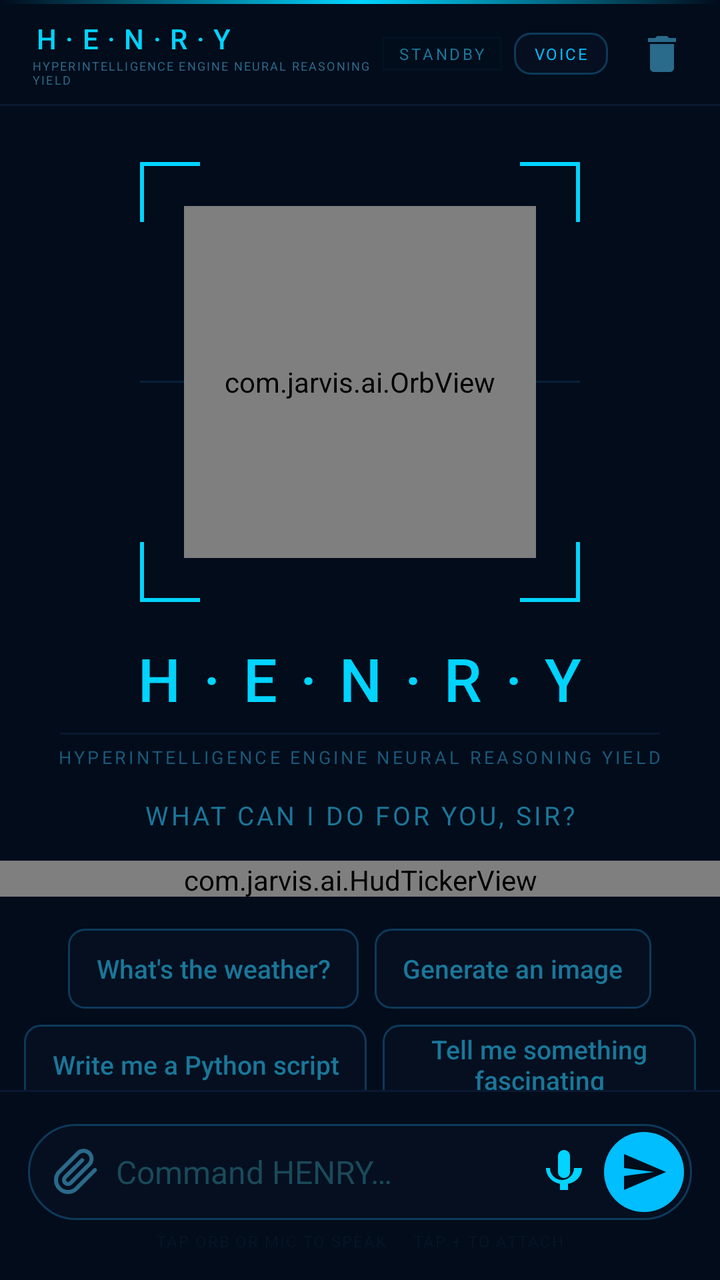
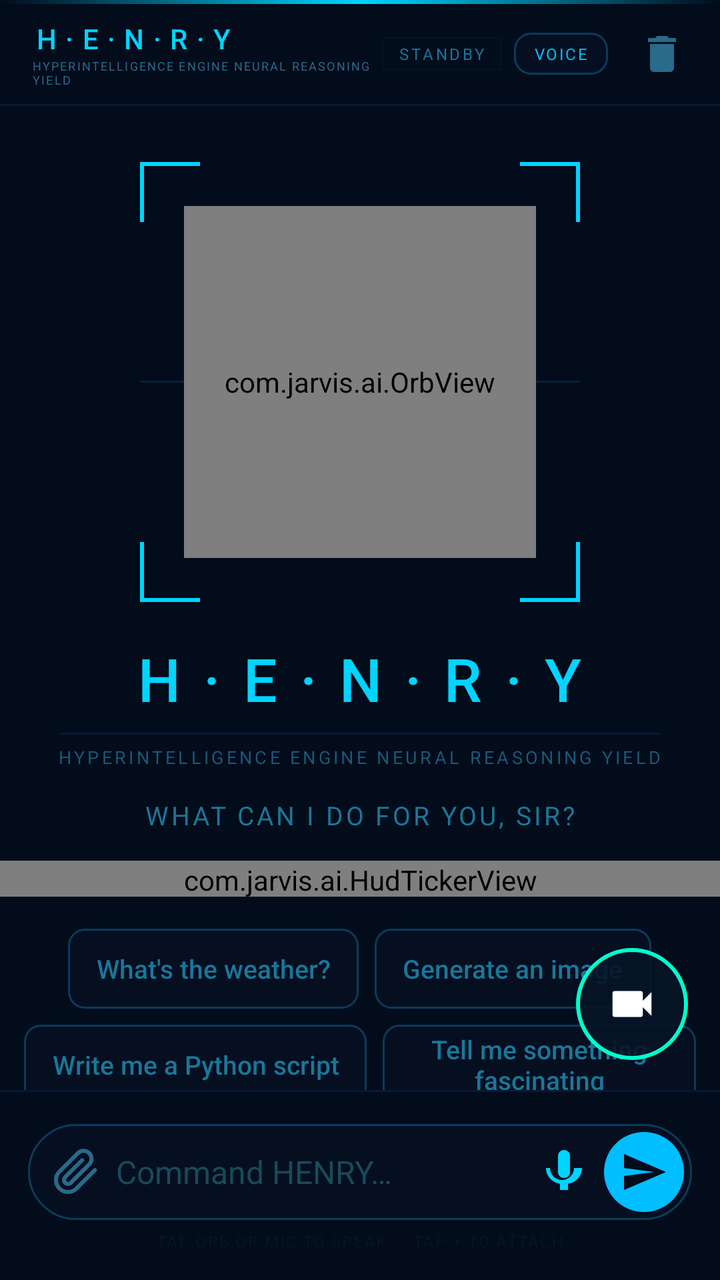

Screens rendered from an Android XML layout before and after an edit, with the pre-edit source and the edit as a unified diff.
<!-- AndroidManifest.xml: application theme Theme.Jarvis -->
<!-- res/layout/activity_main.xml -->
<?xml version="1.0" encoding="utf-8"?>
<androidx.constraintlayout.widget.ConstraintLayout
    xmlns:android="http://schemas.android.com/apk/res/android"
    xmlns:app="http://schemas.android.com/apk/res-auto"
    android:layout_width="match_parent"
    android:layout_height="match_parent"
    android:background="#020C1B">

    
    <View
        android:id="@+id/top_line"
        android:layout_width="match_parent"
        android:layout_height="2dp"
        android:background="@drawable/bg_gradient_line"
        app:layout_constraintTop_toTopOf="parent"
        app:layout_constraintStart_toStartOf="parent"/>

    
    <LinearLayout
        android:id="@+id/topbar"
        android:layout_width="match_parent"
        android:layout_height="50dp"
        android:orientation="horizontal"
        android:gravity="center_vertical"
        android:paddingStart="16dp"
        android:paddingEnd="12dp"
        android:background="#020C1B"
        app:layout_constraintTop_toBottomOf="@id/top_line"
        app:layout_constraintStart_toStartOf="parent">

        
        <LinearLayout
            android:layout_width="0dp"
            android:layout_height="wrap_content"
            android:layout_weight="1"
            android:orientation="vertical">

            <TextView
                android:id="@+id/tv_title"
                android:layout_width="wrap_content"
                android:layout_height="wrap_content"
                android:text="H·E·N·R·Y"
                android:textColor="#00D4FF"
                android:textSize="14sp"
                android:letterSpacing="0.32"
                android:fontFamily="sans-serif-medium"/>

            <TextView
                android:layout_width="wrap_content"
                android:layout_height="wrap_content"
                android:text="HYPERINTELLIGENCE ENGINE NEURAL REASONING YIELD"
                android:textColor="#2E6A8A"
                android:textSize="6sp"
                android:letterSpacing="0.12"/>

        </LinearLayout>

        
        <TextView
            android:id="@+id/tv_status"
            android:layout_width="wrap_content"
            android:layout_height="wrap_content"
            android:text="STANDBY"
            android:textColor="#1A7799"
            android:textSize="8sp"
            android:letterSpacing="0.16"
            android:paddingHorizontal="8dp"
            android:paddingVertical="3dp"
            android:layout_marginEnd="6dp"
            android:background="@drawable/bg_status_badge"/>

        
        <TextView
            android:id="@+id/btn_voice"
            android:layout_width="wrap_content"
            android:layout_height="wrap_content"
            android:text="VOICE"
            android:textColor="#00BEFF"
            android:textSize="8sp"
            android:letterSpacing="0.1"
            android:paddingHorizontal="10dp"
            android:paddingVertical="5dp"
            android:layout_marginEnd="6dp"
            android:background="@drawable/bg_chip"
            android:clickable="true"
            android:focusable="true"
            android:contentDescription="Voice settings"/>


        
        <ImageButton
            android:id="@+id/btn_clear"
            android:layout_width="34dp"
            android:layout_height="34dp"
            android:layout_marginStart="4dp"
            android:background="@android:color/transparent"
            android:src="@drawable/ic_delete"
            android:contentDescription="Clear"
            android:tint="#2A6A8A"/>

    </LinearLayout>

    
    <View
        android:id="@+id/top_bar_line"
        android:layout_width="match_parent"
        android:layout_height="1dp"
        android:background="#081830"
        app:layout_constraintTop_toBottomOf="@id/topbar"
        app:layout_constraintStart_toStartOf="parent"/>

    
    <androidx.core.widget.NestedScrollView
        android:id="@+id/scroll_main"
        android:layout_width="match_parent"
        android:layout_height="0dp"
        android:fillViewport="true"
        app:layout_constraintTop_toBottomOf="@id/top_bar_line"
        app:layout_constraintBottom_toTopOf="@id/bottom_bar_line"
        app:layout_constraintStart_toStartOf="parent"
        app:layout_constraintEnd_toEndOf="parent">

        <LinearLayout
            android:layout_width="match_parent"
            android:layout_height="wrap_content"
            android:orientation="vertical">

            
            <LinearLayout
                android:id="@+id/orb_section"
                android:layout_width="match_parent"
                android:layout_height="wrap_content"
                android:orientation="vertical"
                android:gravity="center"
                android:paddingTop="28dp"
                android:paddingBottom="4dp">

                
                <FrameLayout
                    android:layout_width="220dp"
                    android:layout_height="220dp"
                    android:gravity="center">

                    
                    <View android:layout_width="30dp" android:layout_height="2dp"
                        android:background="#00D4FF" android:layout_gravity="top|start"/>
                    <View android:layout_width="2dp" android:layout_height="30dp"
                        android:background="#00D4FF" android:layout_gravity="top|start"/>
                    
                    <View android:layout_width="30dp" android:layout_height="2dp"
                        android:background="#00D4FF" android:layout_gravity="top|end"/>
                    <View android:layout_width="2dp" android:layout_height="30dp"
                        android:background="#00D4FF" android:layout_gravity="top|end"/>
                    
                    <View android:layout_width="30dp" android:layout_height="2dp"
                        android:background="#00D4FF" android:layout_gravity="bottom|start"/>
                    <View android:layout_width="2dp" android:layout_height="30dp"
                        android:background="#00D4FF" android:layout_gravity="bottom|start"/>
                    
                    <View android:layout_width="30dp" android:layout_height="2dp"
                        android:background="#00D4FF" android:layout_gravity="bottom|end"/>
                    <View android:layout_width="2dp" android:layout_height="30dp"
                        android:background="#00D4FF" android:layout_gravity="bottom|end"/>

                    
                    <View android:layout_width="match_parent" android:layout_height="1dp"
                        android:background="#06203A" android:layout_gravity="center"/>

                    
                    <com.jarvis.ai.OrbView
                        android:id="@+id/orb_view"
                        android:layout_width="176dp"
                        android:layout_height="176dp"
                        android:layout_gravity="center"
                        android:clickable="true"
                        android:focusable="true"/>

                </FrameLayout>

                
                <TextView
                    android:id="@+id/tv_henry_name"
                    android:layout_width="wrap_content"
                    android:layout_height="wrap_content"
                    android:text="H·E·N·R·Y"
                    android:textColor="#00D4FF"
                    android:textSize="30sp"
                    android:letterSpacing="0.38"
                    android:fontFamily="sans-serif-medium"
                    android:layout_marginTop="18dp"/>

                
                <View
                    android:layout_width="300dp"
                    android:layout_height="1dp"
                    android:background="#081830"
                    android:layout_marginTop="7dp"/>

                
                <TextView
                    android:layout_width="wrap_content"
                    android:layout_height="wrap_content"
                    android:text="HYPERINTELLIGENCE ENGINE NEURAL REASONING YIELD"
                    android:textColor="#1A5A7A"
                    android:textSize="9sp"
                    android:letterSpacing="0.16"
                    android:layout_marginTop="5dp"/>

                
                <TextView
                    android:id="@+id/tv_orb_hint"
                    android:layout_width="wrap_content"
                    android:layout_height="wrap_content"
                    android:text="WHAT CAN I DO FOR YOU, SIR?"
                    android:textColor="#1A7799"
                    android:textSize="13sp"
                    android:letterSpacing="0.1"
                    android:layout_marginTop="14dp"/>

                
                <com.jarvis.ai.HudTickerView
                    android:layout_width="match_parent"
                    android:layout_height="18dp"
                    android:layout_marginTop="14dp"/>

            </LinearLayout>

            
            <LinearLayout
                android:id="@+id/chips_row1"
                android:layout_width="match_parent"
                android:layout_height="wrap_content"
                android:orientation="horizontal"
                android:gravity="center"
                android:paddingHorizontal="12dp"
                android:layout_marginTop="12dp">

                <Button
                    android:id="@+id/chip1"
                    style="@android:style/Widget.Material.Button.Borderless"
                    android:layout_width="wrap_content"
                    android:layout_height="40dp"
                    android:text="What's the weather?"
                    android:textColor="#1A7799"
                    android:textSize="13sp"
                    android:textAllCaps="false"
                    android:background="@drawable/bg_chip"
                    android:paddingHorizontal="14dp"
                    android:layout_marginEnd="8dp"
                    android:stateListAnimator="@null"/>

                <Button
                    android:id="@+id/chip2"
                    style="@android:style/Widget.Material.Button.Borderless"
                    android:layout_width="wrap_content"
                    android:layout_height="40dp"
                    android:text="Generate an image"
                    android:textColor="#1A7799"
                    android:textSize="13sp"
                    android:textAllCaps="false"
                    android:background="@drawable/bg_chip"
                    android:paddingHorizontal="14dp"
                    android:stateListAnimator="@null"/>

            </LinearLayout>

            
            <LinearLayout
                android:id="@+id/chips_row2"
                android:layout_width="match_parent"
                android:layout_height="wrap_content"
                android:orientation="horizontal"
                android:gravity="center"
                android:paddingHorizontal="12dp"
                android:layout_marginTop="8dp">

                <Button
                    android:id="@+id/chip3"
                    style="@android:style/Widget.Material.Button.Borderless"
                    android:layout_width="wrap_content"
                    android:layout_height="40dp"
                    android:text="Write me a Python script"
                    android:textColor="#1A7799"
                    android:textSize="13sp"
                    android:textAllCaps="false"
                    android:background="@drawable/bg_chip"
                    android:paddingHorizontal="14dp"
                    android:layout_marginEnd="8dp"
                    android:stateListAnimator="@null"/>

                <Button
                    android:id="@+id/chip4"
                    style="@android:style/Widget.Material.Button.Borderless"
                    android:layout_width="wrap_content"
                    android:layout_height="40dp"
                    android:text="Tell me something fascinating"
                    android:textColor="#1A7799"
                    android:textSize="13sp"
                    android:textAllCaps="false"
                    android:background="@drawable/bg_chip"
                    android:paddingHorizontal="14dp"
                    android:stateListAnimator="@null"/>

            </LinearLayout>

            
            <LinearLayout
                android:id="@+id/chips_row3"
                android:layout_width="match_parent"
                android:layout_height="wrap_content"
                android:orientation="horizontal"
                android:gravity="center"
                android:paddingHorizontal="12dp"
                android:layout_marginTop="8dp"
                android:layout_marginBottom="12dp">

                <Button
                    android:id="@+id/chip5"
                    style="@android:style/Widget.Material.Button.Borderless"
                    android:layout_width="wrap_content"
                    android:layout_height="40dp"
                    android:text="Latest tech news"
                    android:textColor="#1A7799"
                    android:textSize="13sp"
                    android:textAllCaps="false"
                    android:background="@drawable/bg_chip"
                    android:paddingHorizontal="14dp"
                    android:layout_marginEnd="8dp"
                    android:stateListAnimator="@null"/>

                <Button
                    android:id="@+id/chip6"
                    style="@android:style/Widget.Material.Button.Borderless"
                    android:layout_width="wrap_content"
                    android:layout_height="40dp"
                    android:text="Explain quantum computing"
                    android:textColor="#1A7799"
                    android:textSize="13sp"
                    android:textAllCaps="false"
                    android:background="@drawable/bg_chip"
                    android:paddingHorizontal="14dp"
                    android:stateListAnimator="@null"/>

            </LinearLayout>

            
            <androidx.recyclerview.widget.RecyclerView
                android:id="@+id/recycler_chat"
                android:layout_width="match_parent"
                android:layout_height="wrap_content"
                android:paddingHorizontal="10dp"
                android:paddingTop="4dp"
                android:paddingBottom="8dp"
                android:clipToPadding="false"
                android:scrollbars="none"
                android:nestedScrollingEnabled="false"/>

        </LinearLayout>
    </androidx.core.widget.NestedScrollView>

    
    <View
        android:id="@+id/bottom_bar_line"
        android:layout_width="match_parent"
        android:layout_height="1dp"
        android:background="#081830"
        app:layout_constraintBottom_toTopOf="@id/input_container"
        app:layout_constraintStart_toStartOf="parent"/>

    
    <LinearLayout
        android:id="@+id/input_container"
        android:layout_width="match_parent"
        android:layout_height="wrap_content"
        android:orientation="vertical"
        android:background="#020C1B"
        android:paddingTop="10dp"
        android:paddingBottom="14dp"
        android:paddingHorizontal="14dp"
        app:layout_constraintBottom_toBottomOf="parent"
        app:layout_constraintStart_toStartOf="parent"
        app:layout_constraintEnd_toEndOf="parent">

        
        <FrameLayout
            android:layout_width="wrap_content"
            android:layout_height="wrap_content"
            android:layout_marginBottom="6dp">

            <ImageView
                android:id="@+id/iv_attach_preview"
                android:layout_width="64dp"
                android:layout_height="64dp"
                android:scaleType="centerCrop"
                android:background="@drawable/bg_chip"
                android:visibility="gone"
                android:contentDescription="Attached image"/>

            <TextView
                android:id="@+id/tv_remove_attach"
                android:layout_width="16dp"
                android:layout_height="16dp"
                android:text="x"
                android:textColor="#00BEFF"
                android:textSize="9sp"
                android:gravity="center"
                android:background="#aa020C1B"
                android:visibility="gone"
                android:layout_gravity="top|end"/>

        </FrameLayout>

        
        <LinearLayout
            android:layout_width="match_parent"
            android:layout_height="wrap_content"
            android:orientation="horizontal"
            android:gravity="center_vertical"
            android:background="@drawable/bg_input_box"
            android:paddingHorizontal="4dp"
            android:paddingVertical="4dp">

            <ImageButton
                android:id="@+id/btn_attach"
                android:layout_width="40dp"
                android:layout_height="40dp"
                android:background="@android:color/transparent"
                android:src="@drawable/ic_attach"
                android:contentDescription="Attach"
                android:tint="#2A6A8A"/>

            <EditText
                android:id="@+id/et_input"
                android:layout_width="0dp"
                android:layout_height="wrap_content"
                android:layout_weight="1"
                android:background="@null"
                android:textColor="#00D4FF"
                android:textColorHint="#1A4A5A"
                android:textSize="16sp"
                android:hint="Command HENRY…"
                android:maxLines="4"
                android:inputType="textMultiLine|textCapSentences"
                android:imeOptions="actionSend"/>

            <ImageButton
                android:id="@+id/btn_mic"
                android:layout_width="40dp"
                android:layout_height="40dp"
                android:background="@android:color/transparent"
                android:src="@drawable/ic_mic"
                android:contentDescription="Voice input"
                android:tint="#00D4FF"/>

            <ImageButton
                android:id="@+id/btn_send"
                android:layout_width="40dp"
                android:layout_height="40dp"
                android:background="@drawable/bg_send_btn"
                android:src="@drawable/ic_send"
                android:contentDescription="Send"
                android:tint="#020C1B"/>

        </LinearLayout>

        <TextView
            android:layout_width="wrap_content"
            android:layout_height="wrap_content"
            android:layout_gravity="center_horizontal"
            android:layout_marginTop="5dp"
            android:text="TAP ORB OR MIC TO SPEAK  ·  TAP + TO ATTACH"
            android:textColor="#071525"
            android:textSize="8sp"
            android:letterSpacing="0.08"/>

    </LinearLayout>

</androidx.constraintlayout.widget.ConstraintLayout>
<!-- resources referenced by this layout -->
<resources>
  <!-- drawable bg_chip (drawable) -->
  <?xml version="1.0" encoding="utf-8"?>
  <ripple xmlns:android="http://schemas.android.com/apk/res/android"
      android:color="#1400BEFF">
      <item>
          <shape android:shape="rectangle">
              <solid android:color="#050F20"/>
              <corners android:radius="8dp"/>
              <stroke android:width="1dp" android:color="#0D3A5A"/>
          </shape>
      </item>
  </ripple>
  <!-- drawable bg_gradient_line (drawable) -->
  <?xml version="1.0" encoding="utf-8"?>
  <shape xmlns:android="http://schemas.android.com/apk/res/android"
      android:shape="rectangle">
      <gradient
          android:type="linear"
          android:angle="0"
          android:startColor="#00000000"
          android:centerColor="#FF00D4FF"
          android:endColor="#00000000"/>
  </shape>
  <!-- drawable bg_input_box (drawable) -->
  <?xml version="1.0" encoding="utf-8"?>
  <shape xmlns:android="http://schemas.android.com/apk/res/android"
      android:shape="rectangle">
      <solid android:color="#050F20"/>
      <corners android:radius="24dp"/>
      <stroke android:width="1dp" android:color="#0D3A5A"/>
  </shape>
  <!-- drawable bg_send_btn (drawable) -->
  <?xml version="1.0" encoding="utf-8"?>
  <shape xmlns:android="http://schemas.android.com/apk/res/android"
      android:shape="oval">
      <solid android:color="#00BEFF"/>
  </shape>
  <!-- drawable bg_status_badge (drawable) -->
  <?xml version="1.0" encoding="utf-8"?>
  <shape xmlns:android="http://schemas.android.com/apk/res/android"
      android:shape="rectangle">
      <solid android:color="#08003344"/>
      <stroke android:width="1dp" android:color="#1A004466"/>
  </shape>
  <!-- drawable ic_delete (drawable) -->
  <?xml version="1.0" encoding="utf-8"?>
  <vector xmlns:android="http://schemas.android.com/apk/res/android"
      android:width="24dp" android:height="24dp"
      android:viewportWidth="24" android:viewportHeight="24">
      <path android:fillColor="#FFFFFFFF"
          android:pathData="M6,19C6,20.1 6.9,21 8,21L16,21C17.1,21 18,20.1 18,19L18,7L6,7L6,19ZM19,4L15.5,4L14.5,3L9.5,3L8.5,4L5,4L5,6L19,6L19,4Z"/>
  </vector>
  <!-- drawable ic_send (drawable) -->
  <?xml version="1.0" encoding="utf-8"?>
  <vector xmlns:android="http://schemas.android.com/apk/res/android"
      android:width="24dp" android:height="24dp"
      android:viewportWidth="24" android:viewportHeight="24">
      <path android:fillColor="#FFFFFFFF"
          android:pathData="M2,21L23,12L2,3L2,10L17,12L2,14L2,21Z"/>
  </vector>
  <!-- unchanged entries left out for length: 3 -->
</resources>

<!-- the commit's change to res/layout/activity_main.xml (unified diff, before → after) -->
@@ -475,4 +475,186 @@
 
     </LinearLayout>
 
+    
+    <FrameLayout
+        android:id="@+id/fab_screen_record"
+        android:layout_width="56dp"
+        android:layout_height="56dp"
+        android:layout_marginEnd="16dp"
+        android:layout_marginBottom="16dp"
+        android:background="@drawable/bg_fab_record"
+        android:elevation="8dp"
+        android:clickable="true"
+        android:focusable="true"
+        android:contentDescription="Screen Recording Controls"
+        app:layout_constraintBottom_toTopOf="@id/input_container"
+        app:layout_constraintEnd_toEndOf="parent">
+
+        <ImageView
+            android:id="@+id/iv_fab_record_icon"
+            android:layout_width="26dp"
+            android:layout_height="26dp"
+            android:layout_gravity="center"
+            android:src="@drawable/ic_videocam"
+            app:tint="#00FFCC"
+            android:contentDescription="Record Screen" />
+
+        <View
+            android:id="@+id/dot_fab_recording"
+            android:layout_width="10dp"
+            android:layout_height="10dp"
+            android:layout_gravity="top|end"
+            android:layout_marginTop="6dp"
+            android:layout_marginEnd="6dp"
+            android:background="#FF2255"
+            android:visibility="gone" />
+    </FrameLayout>
+
+    
+    <FrameLayout
+        android:id="@+id/panel_screen_record_overlay"
+        android:layout_width="match_parent"
+        android:layout_height="wrap_content"
+        android:layout_marginHorizontal="16dp"
+        android:layout_marginBottom="12dp"
+        android:background="@drawable/bg_record_panel"
+        android:elevation="12dp"
+        android:padding="14dp"
+        android:visibility="gone"
+        app:layout_constraintBottom_toTopOf="@id/fab_screen_record"
+        app:layout_constraintStart_toStartOf="parent"
+        app:layout_constraintEnd_toEndOf="parent">
+
+        <LinearLayout
+            android:layout_width="match_parent"
+            android:layout_height="wrap_content"
+            android:orientation="vertical">
+
+            
+            <LinearLayout
+                android:layout_width="match_parent"
+                android:layout_height="wrap_content"
+                android:orientation="horizontal"
+                android:gravity="center_vertical">
+
+                <TextView
+                    android:id="@+id/tv_overlay_status_dot"
+                    android:layout_width="wrap_content"
+                    android:layout_height="wrap_content"
+                    android:text="🎥"
+                    android:textSize="14sp"
+                    android:layout_marginEnd="6dp" />
+
+                <TextView
+                    android:id="@+id/tv_overlay_title"
+                    android:layout_width="0dp"
+                    android:layout_height="wrap_content"
+                    android:layout_weight="1"
+                    android:text="SCREEN RECORDING CONTROLLER"
+                    android:textColor="#00FFCC"
+                    android:textSize="12sp"
+                    android:textStyle="bold" />
+
+                <TextView
+                    android:id="@+id/tv_overlay_timer"
+                    android:layout_width="wrap_content"
+                    android:layout_height="wrap_content"
+                    android:text="00:00"
+                    android:textColor="#00D4FF"
+                    android:textSize="13sp"
+                    android:textStyle="bold"
+                    android:background="#15263F"
+                    android:paddingHorizontal="8dp"
+                    android:paddingVertical="2dp"
+                    android:layout_marginEnd="8dp" />
+
+                <ImageButton
+                    android:id="@+id/btn_close_record_overlay"
+                    android:layout_width="28dp"
+                    android:layout_height="28dp"
+                    android:background="?attr/selectableItemBackgroundBorderless"
+                    android:src="@drawable/ic_delete"
+                    app:tint="#7A92B4"
+                    android:contentDescription="Close Panel" />
+            </LinearLayout>
+
+            
+            <LinearLayout
+                android:layout_width="match_parent"
+                android:layout_height="wrap_content"
+                android:orientation="horizontal"
+                android:layout_marginTop="10dp"
+                android:gravity="center_vertical">
+
+                <TextView
+                    android:id="@+id/chip_overlay_mic"
+                    android:layout_width="wrap_content"
+                    android:layout_height="32dp"
+                    android:gravity="center"
+                    android:background="#1E3250"
+                    android:paddingHorizontal="10dp"
+                    android:text="🎙️ Mic: ON"
+                    android:textColor="#00FFCC"
+                    android:textSize="11sp"
+                    android:textStyle="bold"
+                    android:layout_marginEnd="6dp" />
+
+                <TextView
+                    android:id="@+id/chip_overlay_quality"
+                    android:layout_width="wrap_content"
+                    android:layout_height="32dp"
+                    android:gravity="center"
+                    android:background="#0F1A2A"
+                    android:paddingHorizontal="10dp"
+                    android:text="⚙️ 1080p 60fps"
+                    android:textColor="#88A8D0"
+                    android:textSize="11sp"
+                    android:layout_marginEnd="6dp" />
+
+                <TextView
+                    android:id="@+id/btn_overlay_studio"
+                    android:layout_width="0dp"
+                    android:layout_height="32dp"
+                    android:layout_weight="1"
+                    android:gravity="center"
+                    android:background="#0F1A2A"
+                    android:paddingHorizontal="8dp"
+                    android:text="🎬 Studio / Posts"
+                    android:textColor="#00D4FF"
+                    android:textSize="11sp" />
+            </LinearLayout>
+
+            
+            <LinearLayout
+                android:layout_width="match_parent"
+                android:layout_height="wrap_content"
+                android:orientation="horizontal"
+                android:layout_marginTop="12dp">
+
+                <Button
+                    android:id="@+id/btn_overlay_start_stop"
+                    android:layout_width="0dp"
+                    android:layout_height="44dp"
+                    android:layout_weight="1"
+                    android:backgroundTint="#00FFCC"
+                    android:text="🔴 START RECORDING"
+                    android:textColor="#000000"
+                    android:textSize="12sp"
+                    android:textStyle="bold"
+                    android:layout_marginEnd="6dp" />
+
+                <Button
+                    android:id="@+id/btn_overlay_pause_resume"
+                    android:layout_width="wrap_content"
+                    android:layout_height="44dp"
+                    android:backgroundTint="#162A45"
+                    android:text="⏸ Pause"
+                    android:textColor="#00D4FF"
+                    android:textSize="12sp"
+                    android:visibility="gone" />
+            </LinearLayout>
+
+        </LinearLayout>
+    </FrameLayout>
+
 </androidx.constraintlayout.widget.ConstraintLayout>
<!-- resource entries referenced after the edit -->
@@ -9,6 +9,18 @@
               <solid android:color="#050F20"/>
               <corners android:radius="8dp"/>
               <stroke android:width="1dp" android:color="#0D3A5A"/>
+          </shape>
+      </item>
+  </ripple>
+  <!-- drawable bg_fab_record (drawable) -->
+  <?xml version="1.0" encoding="utf-8"?>
+  <ripple xmlns:android="http://schemas.android.com/apk/res/android"
+      android:color="#4000FFCC">
+      <item>
+          <shape android:shape="oval">
+              <solid android:color="#E6071426" />
+              <stroke android:width="2dp" android:color="#00FFCC" />
+              <size android:width="54dp" android:height="54dp" />
           </shape>
       </item>
   </ripple>
@@ -30,6 +42,14 @@
       <solid android:color="#050F20"/>
       <corners android:radius="24dp"/>
       <stroke android:width="1dp" android:color="#0D3A5A"/>
+  </shape>
+  <!-- drawable bg_record_panel (drawable) -->
+  <?xml version="1.0" encoding="utf-8"?>
+  <shape xmlns:android="http://schemas.android.com/apk/res/android"
+      android:shape="rectangle">
+      <solid android:color="#F0091322" />
+      <corners android:radius="18dp" />
+      <stroke android:width="1.5dp" android:color="#00D4FF" />
   </shape>
   <!-- drawable bg_send_btn (drawable) -->
   <?xml version="1.0" encoding="utf-8"?>
@@ -60,6 +80,16 @@
       <path android:fillColor="#FFFFFFFF"
           android:pathData="M2,21L23,12L2,3L2,10L17,12L2,14L2,21Z"/>
   </vector>
+  <!-- drawable ic_videocam (drawable) -->
+  <vector xmlns:android="http://schemas.android.com/apk/res/android"
+      android:width="24dp"
+      android:height="24dp"
+      android:viewportWidth="24"
+      android:viewportHeight="24">
+      <path
+          android:fillColor="#FFFFFF"
+          android:pathData="M17,10.5V7c0,-0.55 -0.45,-1 -1,-1H4c-0.55,0 -1,0.45 -1,1v10c0,0.55 0.45,1 1,1h12c0.55,0 1,-0.45 1,-1v-3.5l4,4v-11l-4,4z"/>
+  </vector>
   <!-- unchanged entries left out for length: 3 -->
 </resources>
 
